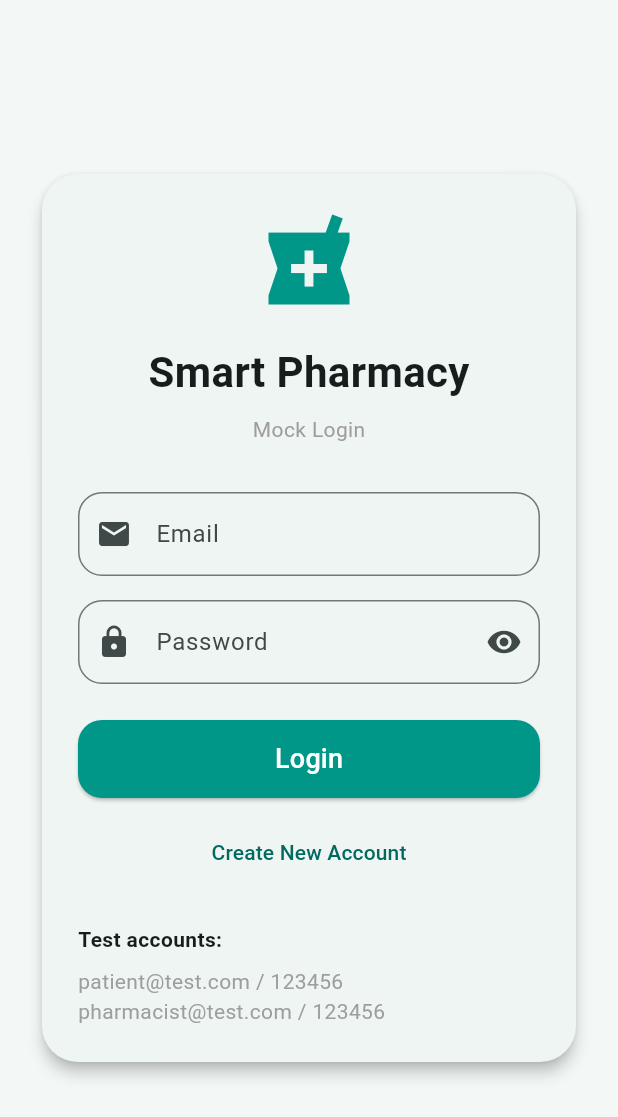
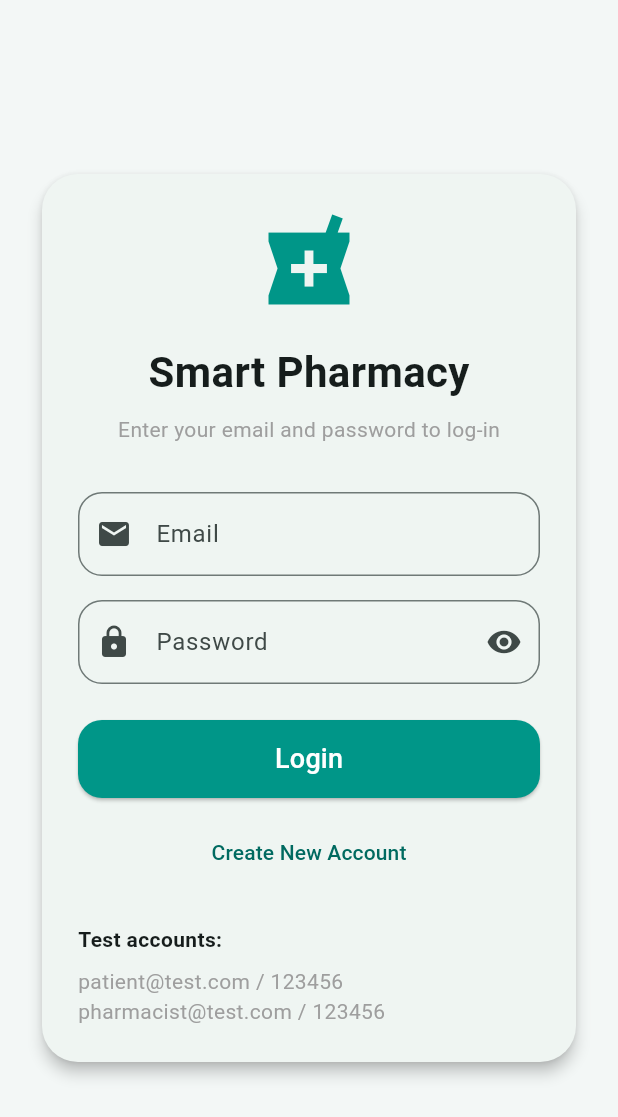
Before and after one commit to AboudEy96/bumduz-pharmacy, a Flutter app: the screen it shows after launch, on a phone screen of 412 x 824 dp. Shown: the top 1117 px of the screen. Run offline on Flutter 3.47's test engine with Material 3 defaults, Android fonts, the phone set to English and light mode, and no system bars; our stand-ins replace cloud_firestore, firebase_auth, firebase_core; accounts and stored records are empty.

```diff
--- a/lib/screens/login_screen.dart
+++ b/lib/screens/login_screen.dart
@@ -83,7 +83,7 @@ class _LoginScreenState extends State<LoginScreen> {
                     ),
                     const SizedBox(height: 8),
                     const Text(
-                      'Mock Login',
+                      'Enter your email and password to log-in',
                       style: TextStyle(color: Colors.grey),
                     ),
                     const SizedBox(height: 32),
```
Also changed, not shown: pubspec.lock.
